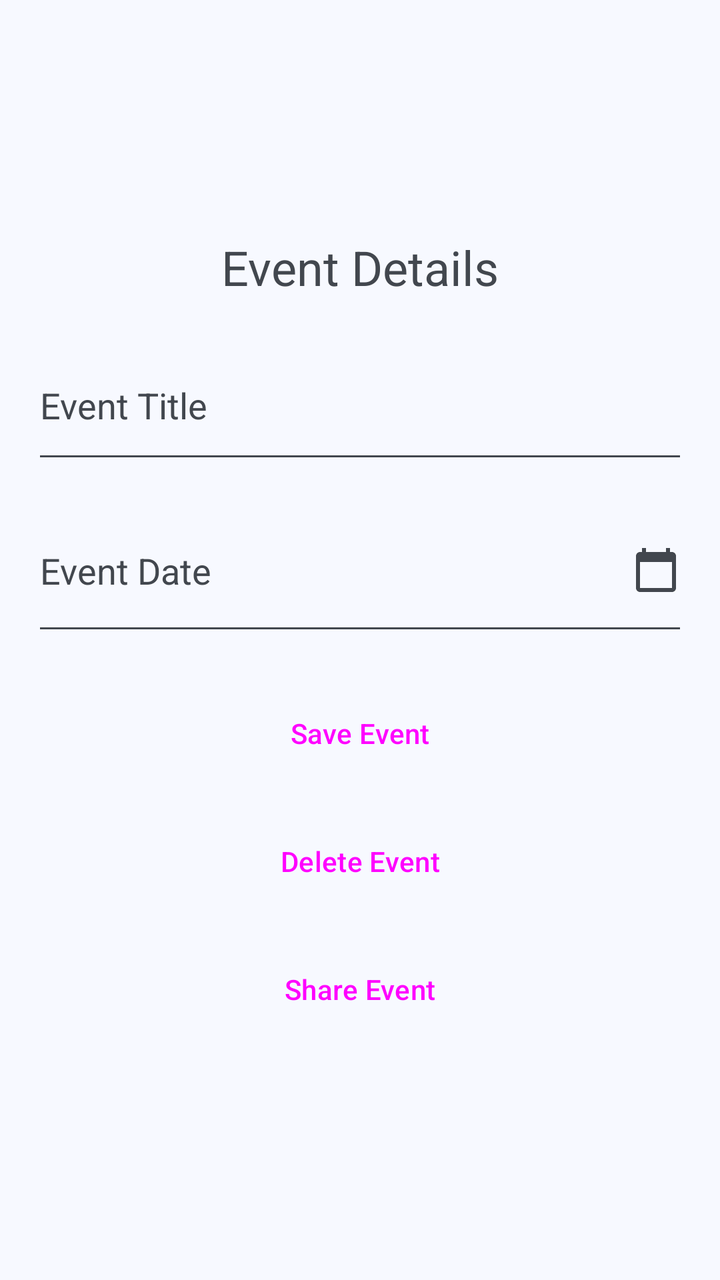
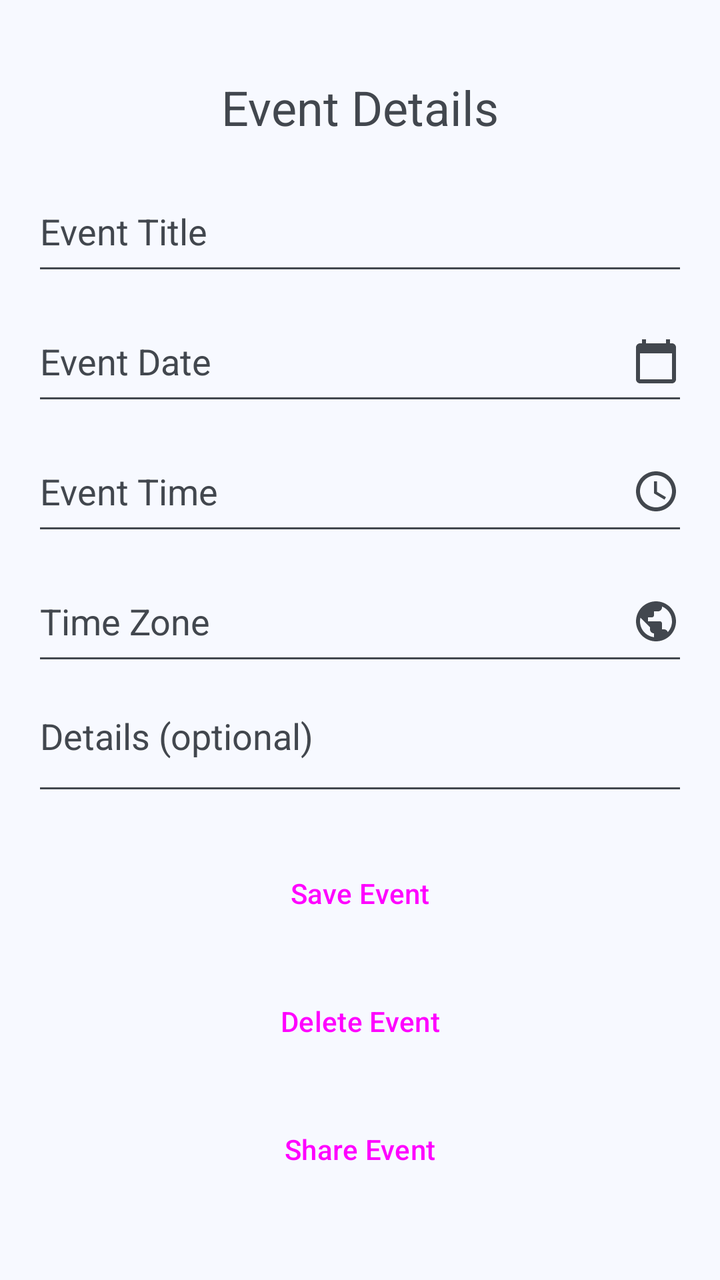

Before-and-after screenshots of an Android layout around one commit, followed by the original layout XML and the change that was made.
<!-- AndroidManifest.xml: application theme Theme.Vagor -->
<!-- res/layout/activity_event_detail.xml -->
<?xml version="1.0" encoding="utf-8"?>
<ScrollView
    xmlns:android="http://schemas.android.com/apk/res/android"
    android:layout_width="match_parent"
    android:layout_height="match_parent"
    android:fillViewport="true">

    <LinearLayout
        android:layout_width="match_parent"
        android:layout_height="wrap_content"
        android:gravity="center"
        android:orientation="vertical"
        android:padding="16dp">

        <TextView
            android:layout_width="wrap_content"
            android:layout_height="wrap_content"
            android:text="@string/event_details"
            android:textSize="24sp"
            android:layout_marginBottom="16dp"/>

        <EditText
            android:id="@+id/editEventTitle"
            android:layout_width="match_parent"
            android:layout_height="71dp"
            android:hint="@string/event_title"
            android:inputType="text" />

        <EditText
            android:id="@+id/editEventDate"
            android:layout_width="match_parent"
            android:layout_height="78dp"
            android:layout_marginTop="8dp"
            android:autofillHints="none"
            android:drawableEnd="@drawable/ic_calendar"
            android:hint="@string/event_date"
            android:inputType="date" />

        <Button
            android:id="@+id/buttonSaveEvent"
            style="@style/Widget.Vagor.Button"
            android:layout_width="match_parent"
            android:layout_height="wrap_content"
            android:layout_marginTop="16dp"
            android:text="@string/save_event" />

        <Button
            android:id="@+id/buttonDeleteEvent"
            style="@style/Widget.Vagor.Button"
            android:layout_width="match_parent"
            android:layout_height="wrap_content"
            android:layout_marginTop="@dimen/button_spacing"
            android:text="@string/delete_event" />

        <Button
            android:id="@+id/buttonShareEvent"
            style="@style/Widget.Vagor.Button"
            android:layout_width="match_parent"
            android:layout_height="wrap_content"
            android:layout_marginTop="@dimen/button_spacing"
            android:text="@string/share_event" />

    </LinearLayout>

</ScrollView>
<!-- resources referenced by this layout -->
<resources>
  <dimen name="button_spacing">8dp</dimen>
  <string name="delete_event">Delete Event</string>
  <string name="event_date">Event Date</string>
  <string name="event_details">Event Details</string>
  <string name="event_title">Event Title</string>
  <string name="save_event">Save Event</string>
  <string name="share_event">Share Event</string>
  <style name="Theme.Vagor" parent="Base.Theme.Vagor" />
  <dimen name="button_height">56dp</dimen>
  <color name="vagor_light_primary">#00639B</color>
  <color name="vagor_light_onPrimary">#FFFFFF</color>
  <color name="vagor_light_primaryContainer">#CEE5FF</color>
  <color name="vagor_light_onPrimaryContainer">#001D33</color>
  <color name="vagor_light_secondary">#51606F</color>
  <color name="vagor_light_onSecondary">#FFFFFF</color>
  <color name="vagor_light_secondaryContainer">#D5E4F7</color>
  <color name="vagor_light_tertiary">#68587A</color>
  <color name="vagor_light_onTertiary">#FFFFFF</color>
  <color name="vagor_light_tertiaryContainer">#EFDBFF</color>
  <color name="vagor_light_onTertiaryContainer">#231533</color>
  <color name="vagor_light_error">#BA1A1A</color>
  <color name="vagor_light_onError">#FFFFFF</color>
  <color name="vagor_light_errorContainer">#FFDAD6</color>
  <color name="vagor_light_onErrorContainer">#410002</color>
  <color name="vagor_light_background">#F7F9FF</color>
  <color name="vagor_light_onBackground">#181C20</color>
  <color name="vagor_light_surface">#F7F9FF</color>
  <color name="vagor_light_onSurface">#181C20</color>
  <color name="vagor_light_surfaceVariant">#DEE3EB</color>
  <color name="vagor_light_onSurfaceVariant">#42474E</color>
  <color name="vagor_light_outline">#72777F</color>
  <color name="vagor_light_outlineVariant">#C2C7CF</color>
  <color name="vagor_light_inverseSurface">#2D3135</color>
  <color name="vagor_light_inverseOnSurface">#EFF1F6</color>
  <color name="vagor_light_inversePrimary">#97CBFF</color>
  <color name="vagor_light_surfaceDim">#D8DAE0</color>
  <color name="vagor_light_surfaceBright">#F7F9FF</color>
  <color name="vagor_light_surfaceContainerLow">#F1F3F9</color>
  <color name="vagor_light_surfaceContainer">#ECEEF3</color>
  <!-- unchanged entries left out for length: 7 -->
</resources>

<!-- the commit's change to res/layout/activity_event_detail.xml (unified diff, before → after) -->
@@ -22,19 +22,54 @@
         <EditText
             android:id="@+id/editEventTitle"
             android:layout_width="match_parent"
-            android:layout_height="71dp"
+            android:layout_height="57dp"
+            android:autofillHints="none"
             android:hint="@string/event_title"
             android:inputType="text" />
 
         <EditText
             android:id="@+id/editEventDate"
             android:layout_width="match_parent"
-            android:layout_height="78dp"
+            android:layout_height="57dp"
             android:layout_marginTop="8dp"
             android:autofillHints="none"
             android:drawableEnd="@drawable/ic_calendar"
             android:hint="@string/event_date"
             android:inputType="date" />
+
+        
+        <EditText
+            android:id="@+id/editEventTime"
+            android:layout_width="match_parent"
+            android:layout_height="57dp"
+            android:layout_marginTop="8dp"
+            android:autofillHints="none"
+            android:drawableEnd="@drawable/ic_schedule"
+            android:hint="@string/event_time"
+            android:inputType="time" />
+
+        
+        <EditText
+            android:id="@+id/editEventTimeZone"
+            android:layout_width="match_parent"
+            android:layout_height="57dp"
+            android:layout_marginTop="8dp"
+            android:autofillHints="none"
+            android:drawableEnd="@drawable/ic_public"
+            android:hint="@string/event_time_zone"
+            android:inputType="text" />
+
+        
+        <EditText
+            android:id="@+id/editEventDetails"
+            android:layout_width="match_parent"
+            android:layout_height="wrap_content"
+            android:minHeight="57dp"
+            android:layout_marginTop="8dp"
+            android:autofillHints="none"
+            android:gravity="top|start"
+            android:hint="@string/event_details_hint"
+            android:inputType="textMultiLine|textCapSentences" />
 
         <Button
             android:id="@+id/buttonSaveEvent"
<!-- resource entries referenced after the edit -->
@@ -1,14 +1,45 @@
 <!-- resources referenced by this layout -->
 <resources>
   <dimen name="button_spacing">8dp</dimen>
+  <!-- drawable ic_public (drawable) -->
+  <vector xmlns:android="http://schemas.android.com/apk/res/android"
+      android:width="24dp"
+      android:height="24dp"
+      android:tint="?attr/colorControlNormal"
+      android:viewportWidth="24"
+      android:viewportHeight="24">
+      <path
+          android:fillColor="@android:color/white"
+          android:pathData="M12,2C6.48,2 2,6.48 2,12s4.48,10 10,10 10,-4.48 10,-10S17.52,2 12,2zM11,19.93c-3.95,-0.49 -7,-3.85 -7,-7.93 0,-0.62 0.08,-1.21 0.21,-1.79L9,15v1c0,1.1 0.9,2 2,2v1.93zM17.9,17.39c-0.26,-0.81 -1,-1.39 -1.9,-1.39h-1v-3c0,-0.55 -0.45,-1 -1,-1L8,12v-2h2c0.55,0 1,-0.45 1,-1L11,7h2c1.1,0 2,-0.9 2,-2v-0.41c2.93,1.19 5,4.06 5,7.41 0,2.08 -0.8,3.97 -2.1,5.39z" />
+  </vector>
+  <!-- drawable ic_schedule (drawable) -->
+  <vector xmlns:android="http://schemas.android.com/apk/res/android"
+      android:width="24dp"
+      android:height="24dp"
+      android:tint="?attr/colorControlNormal"
+      android:viewportWidth="24"
+      android:viewportHeight="24">
+      <path
+          android:fillColor="@android:color/white"
+          android:pathData="M11.99,2C6.47,2 2,6.48 2,12s4.47,10 9.99,10C17.52,22 22,17.52 22,12S17.52,2 11.99,2zM12,20c-4.42,0 -8,-3.58 -8,-8s3.58,-8 8,-8 8,3.58 8,8 -3.58,8 -8,8zM12.5,7H11v6l5.25,3.15 0.75,-1.23 -4.5,-2.67z" />
+  </vector>
   <string name="delete_event">Delete Event</string>
   <string name="event_date">Event Date</string>
   <string name="event_details">Event Details</string>
+  <string name="event_details_hint">Details (optional)</string>
+  <string name="event_time">Event Time</string>
+  <string name="event_time_zone">Time Zone</string>
   <string name="event_title">Event Title</string>
   <string name="save_event">Save Event</string>
   <string name="share_event">Share Event</string>
-  <style name="Theme.Vagor" parent="Base.Theme.Vagor" />
+  <style name="Theme.Vagor" parent="Base.Theme.Vagor">
+          <item name="materialTimePickerTheme">@style/ThemeOverlay.Vagor.MaterialTimePicker</item>
+      </style>
   <dimen name="button_height">56dp</dimen>
+  <style name="ThemeOverlay.Vagor.MaterialTimePicker" parent="ThemeOverlay.Material3.MaterialTimePicker">
+          <item name="colorTertiaryContainer">?attr/colorPrimary</item>
+          <item name="colorOnTertiaryContainer">?attr/colorOnPrimary</item>
+      </style>
   <color name="vagor_light_primary">#00639B</color>
   <color name="vagor_light_onPrimary">#FFFFFF</color>
   <color name="vagor_light_primaryContainer">#CEE5FF</color>
